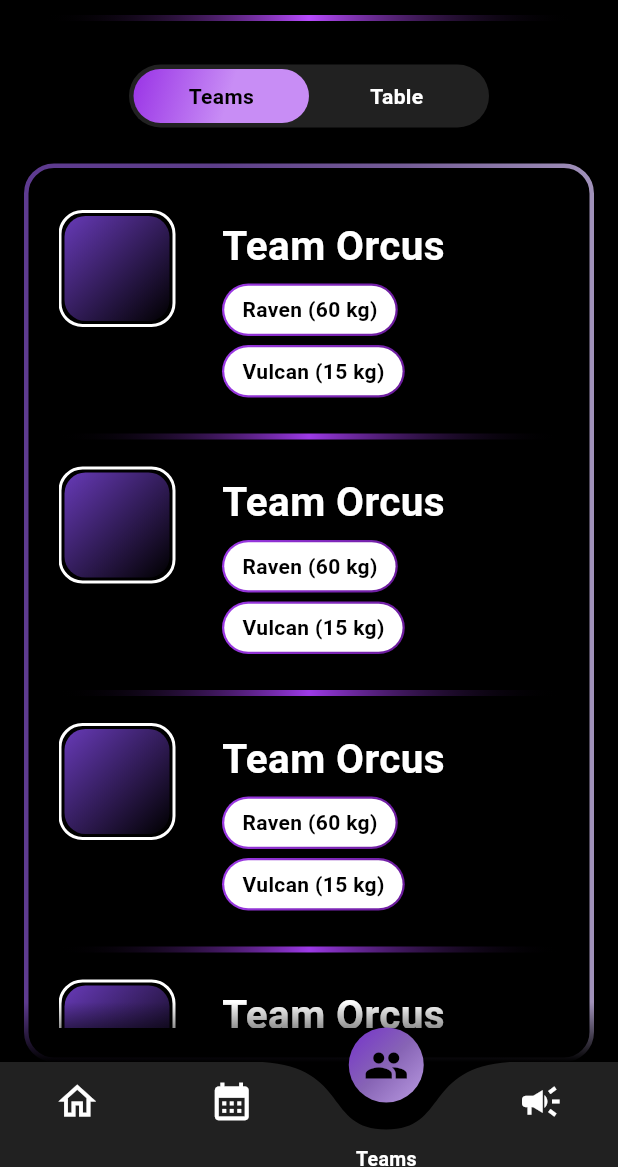
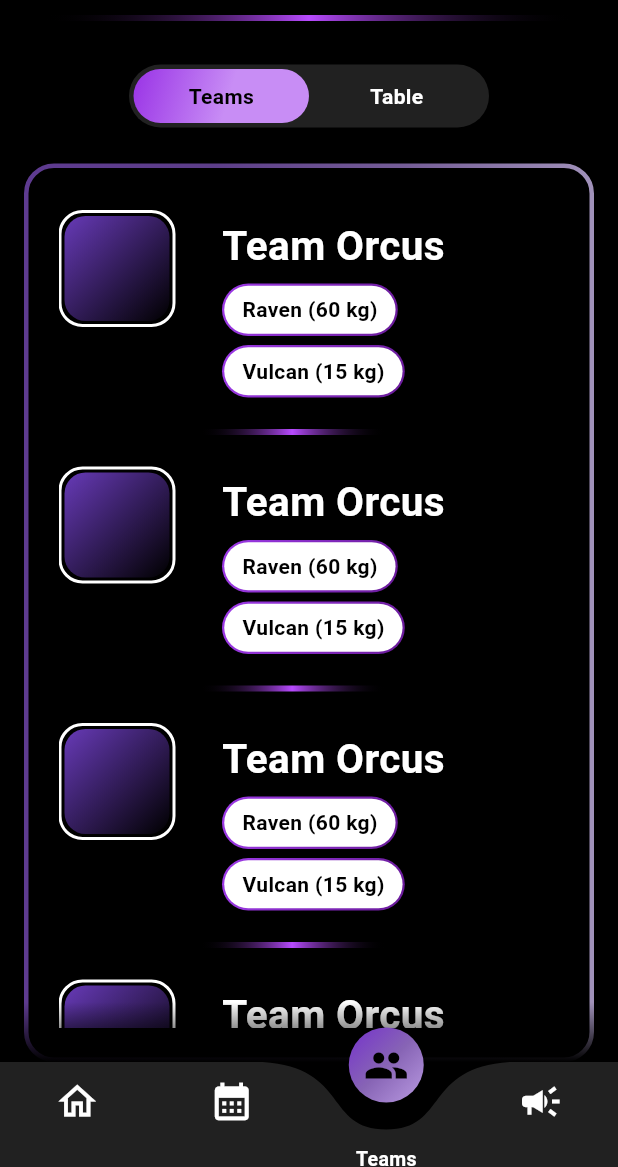
Before and after one commit to Toph-earth/robowars, a Flutter app: the screen it shows after launch, swiped to page 3, on a phone screen of 412 x 824 dp, the part 69-1236 px from its top. Run offline on Flutter 3.47's test engine with Material 3 defaults, Android fonts, the phone set to English and light mode, and no system bars; drawn by our look-alikes of curved_labeled_navigation_bar; our stand-ins replace flutter_riverpod, flutter_svg, google_fonts, gradient_borders, riverpod_annotation, simple_gradient_text; generated files the repository leaves out were written again; Roboto replaces fonts that are missing (Trajan Pro).

Commit message:
Updated UI and layout responsiveness

```diff
--- a/lib/home_page/teams_screen.dart
+++ b/lib/home_page/teams_screen.dart
@@ -133,11 +133,12 @@ class _TeamScreenState extends State<TeamScreen>  {
 
       body: Column(
         children: [
-          //_buildFadingLine(),
+
           const SizedBox(height: 24),
           _buildToggle(),
           const SizedBox(height: 24),
           Expanded(child: _buildAnimatedBody()),
+          //_buildFadingLine(),
         ],
       ),
     );
@@ -147,18 +148,33 @@ class _TeamScreenState extends State<TeamScreen>  {
 
 
   Widget _buildFadingLine() {
-    return Container(
+    return Row(
+      children: [
+
+        Container(
           height: 4,
-      margin: const EdgeInsets.symmetric(vertical: 10),
+          width: MediaQuery.of(context).size.width * 0.3, // Make it longer
+          margin: const EdgeInsets.symmetric(vertical: 5),
           decoration: const BoxDecoration(
             gradient: LinearGradient(
-          colors: [Colors.transparent, Color(0xFF9D3AE7), Colors.transparent],
               begin: Alignment.centerLeft,
               end: Alignment.centerRight,
+              colors: [
+                Colors.transparent,
+                Color(0xFFB84BFF),
+                Colors.transparent,
+              ],
+              stops: [0, 0.5, 1.0],
             ),
           ),
+        ),
+        SizedBox(
+          width: MediaQuery.of(context).size.width * 0.15, // 50% of screen width
+        ),
+      ],
     );
   }
+
 
   Widget _buildToggle() {
     return Row(
@@ -244,10 +260,10 @@ class _TeamScreenState extends State<TeamScreen>  {
 
             ),
           borderRadius: BorderRadius.circular(20)),
-          child: ListView.separated(
+          child: ListView.builder(
             padding: const EdgeInsets.only(bottom: 40),
             itemCount: teamsData.length,
-            separatorBuilder: (_, __) => _buildFadingLine(),
+            //separatorBuilder: (_, __) => _buildFadingLine(),
             itemBuilder: (context, index) {
               final team = teamsData[index];
               final bots = (List<Map<String, dynamic>>.from(team['bots'])
@@ -334,14 +350,21 @@ class _TeamScreenState extends State<TeamScreen>  {
                                 );
                               }).toList(),
                             ),
+                            SizedBox(height: 10),
+                            _buildFadingLine()
+
+
                           ],
+
                         ),
                       ),
                     ],
+
                   ),
                 ),
               );
             },
+
           ),
         ),
 
@@ -363,6 +386,7 @@ class _TeamScreenState extends State<TeamScreen>  {
             ),
           ),
         ),
+
       ],
     ),
   );
```
Also changed, not shown: lib/home_page/schedule_screen.dart (+15 -5 lines). Lines whose indentation alone changed are shown as unchanged.
